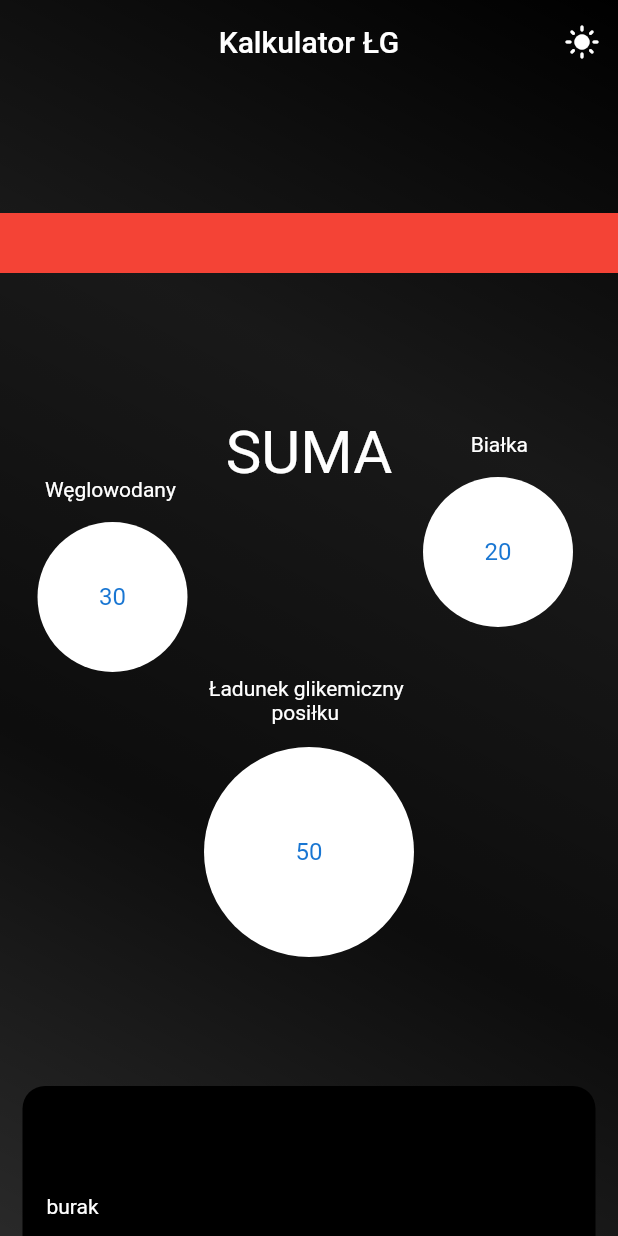
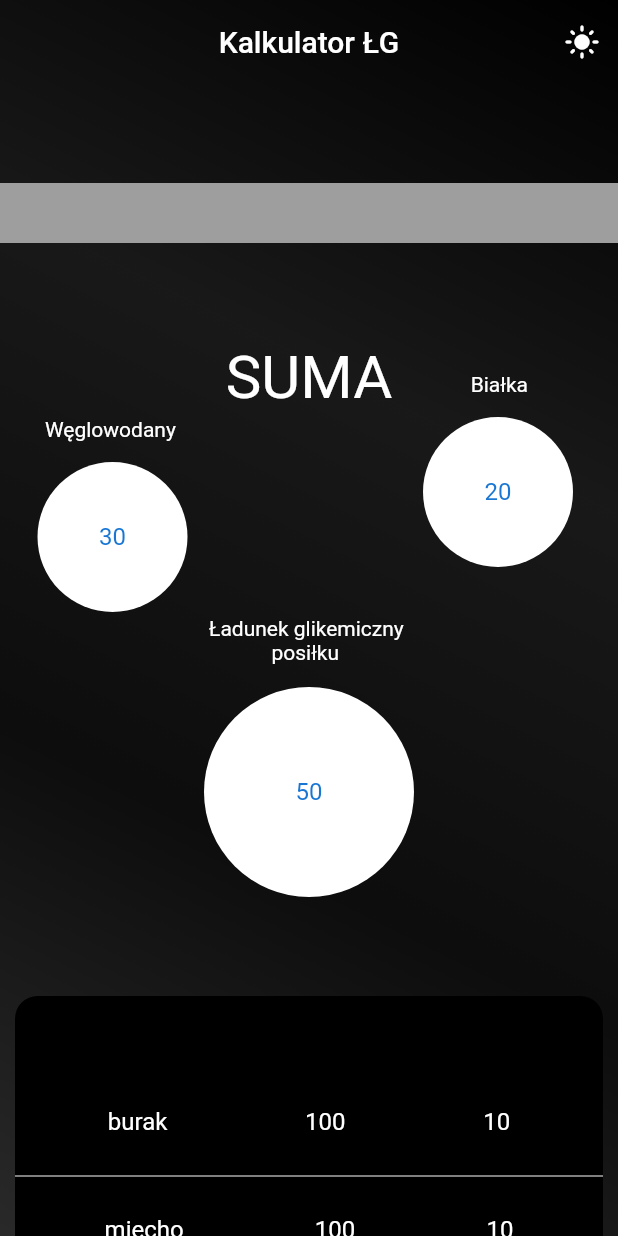
Before and after one commit to katskoru/kalkulator_LG_IG, a Flutter app: the screen it shows after launch, on a phone screen of 412 x 824 dp. Run offline on Flutter 3.47's test engine with Material 2 defaults, Android fonts, the phone set to English and light mode, and no system bars; our stand-ins replace bloc, cloud_firestore, firebase_core, flutter_bloc; accounts and stored records are empty.

Commit message:
more listTile visualization

```diff
--- a/lib/screens/calculator_screen.dart
+++ b/lib/screens/calculator_screen.dart
@@ -46,18 +46,20 @@ class CalculatorScreen extends StatelessWidget {
               ),
               Container(
                 height: 40,
-                color: Colors.red,
+                color: Colors.grey,
               ),
               Bubbles(),
               Container(
-                margin: const EdgeInsets.symmetric(horizontal: 15),
-                height: 100,
+                height: 160,
+                margin: const EdgeInsets.symmetric(horizontal: 10),
                 decoration: BoxDecoration(
                     color: Theme.of(context).primaryColor,
                     borderRadius: BorderRadius.only(
                         topLeft: Radius.circular(15),
                         topRight: Radius.circular(15))),
-                child: ListView(children: [OneIngredient()]),
+                child: ListView(
+                  children: [OneIngredient()],
+                ),
               ),
             ],
           ),
--- a/lib/wigdets/bubbles.dart
+++ b/lib/wigdets/bubbles.dart
@@ -13,10 +13,10 @@ class Bubbles extends StatelessWidget {
       constraints: BoxConstraints(maxHeight: 370),
       child: Stack(
         alignment: Alignment.center,
-        children: [
+        children: const [
           Positioned(
             child: Text("SUMA", style: TextStyle(fontSize: 40)),
-            top: 10,
+            top: 0,
           ),
           Positioned(
             bottom: 0,
--- a/lib/wigdets/one_ingredient.dart
+++ b/lib/wigdets/one_ingredient.dart
@@ -5,8 +5,48 @@ class OneIngredient extends StatelessWidget {
 
   @override
   Widget build(BuildContext context) {
-    return ListTile(
-      leading: Text("burak"),
+    return Column(
+      children: [
+        ListTile(
+          title: Row(
+            mainAxisAlignment: MainAxisAlignment.spaceAround,
+            children: [
+              Text(
+                "burak",
+                style: TextStyle(color: Colors.white),
+              ),
+              Text(
+                "100",
+                style: TextStyle(color: Colors.white),
+              ),
+              Text(
+                "10",
+                style: TextStyle(color: Colors.white),
+              ),
+            ],
+          ),
+        ),
+        Divider(color: Colors.white),
+        ListTile(
+          title: Row(
+            mainAxisAlignment: MainAxisAlignment.spaceAround,
+            children: [
+              Text(
+                "mięcho",
+                style: TextStyle(color: Colors.white),
+              ),
+              Text(
+                "100",
+                style: TextStyle(color: Colors.white),
+              ),
+              Text(
+                "10",
+                style: TextStyle(color: Colors.white),
+              ),
+            ],
+          ),
+        ),
+      ],
     );
   }
 }
```
